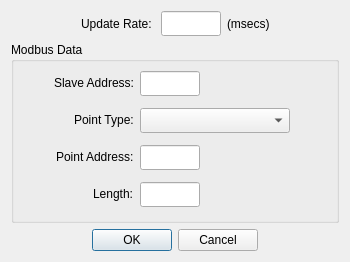
Qt form omodsim/dialogs/dialogdisplaydefinition.ui (sanny32/OpenModSim) before a commit.
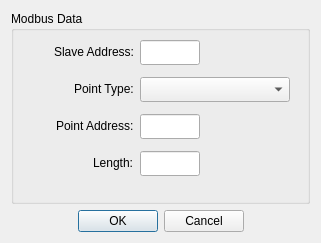
The same form after that commit. Custom widgets are drawn as their Qt base class.

Commit message: Correc #1. Remove Update Rate from DisplayDefinitionDialog

The edit to the form file:
```diff
--- a/omodsim/dialogs/dialogdisplaydefinition.ui
+++ b/omodsim/dialogs/dialogdisplaydefinition.ui
@@ -6,80 +6,14 @@
    <rect>
     <x>0</x>
     <y>0</y>
-    <width>350</width>
-    <height>262</height>
+    <width>321</width>
+    <height>243</height>
    </rect>
   </property>
   <property name="windowTitle">
    <string>Display Definition</string>
   </property>
   <layout class="QVBoxLayout" name="verticalLayout">
-   <item>
-    <layout class="QHBoxLayout" name="horizontalLayout">
-     <item>
-      <spacer name="horizontalSpacer">
-       <property name="orientation">
-        <enum>Qt::Horizontal</enum>
-       </property>
-       <property name="sizeHint" stdset="0">
-        <size>
-         <width>40</width>
-         <height>20</height>
-        </size>
-       </property>
-      </spacer>
-     </item>
-     <item>
-      <widget class="QLabel" name="labelUpdateRate">
-       <property name="text">
-        <string>Update Rate: </string>
-       </property>
-      </widget>
-     </item>
-     <item>
-      <widget class="NumericLineEdit" name="lineEditUpdateRate">
-       <property name="sizePolicy">
-        <sizepolicy hsizetype="Fixed" vsizetype="Fixed">
-         <horstretch>0</horstretch>
-         <verstretch>0</verstretch>
-        </sizepolicy>
-       </property>
-       <property name="minimumSize">
-        <size>
-         <width>0</width>
-         <height>25</height>
-        </size>
-       </property>
-       <property name="maximumSize">
-        <size>
-         <width>60</width>
-         <height>16777215</height>
-        </size>
-       </property>
-      </widget>
-     </item>
-     <item>
-      <widget class="QLabel" name="label">
-       <property name="text">
-        <string>(msecs)</string>
-       </property>
-      </widget>
-     </item>
-     <item>
-      <spacer name="horizontalSpacer_2">
-       <property name="orientation">
-        <enum>Qt::Horizontal</enum>
-       </property>
-       <property name="sizeHint" stdset="0">
-        <size>
-         <width>40</width>
-         <height>20</height>
-        </size>
-       </property>
-      </spacer>
-     </item>
-    </layout>
-   </item>
    <item>
     <widget class="QGroupBox" name="groupBox">
      <property name="sizePolicy">
```
Left out of the diff: 1 changed line with no effect on the pictures. The commit also changes 7 other files.
